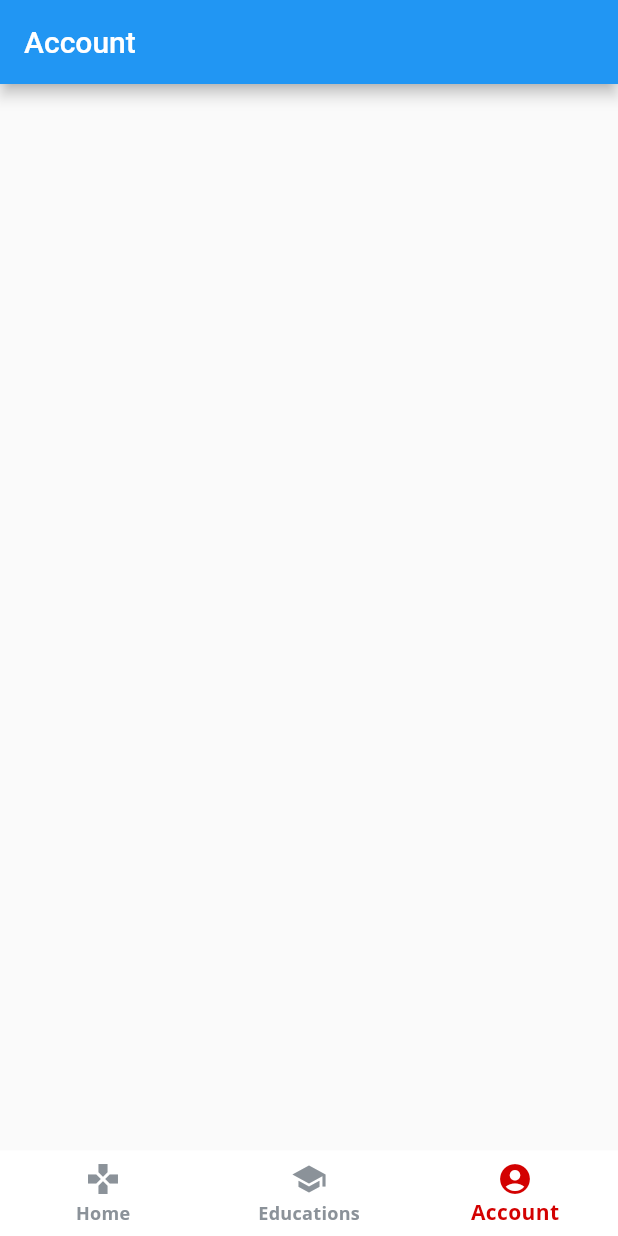
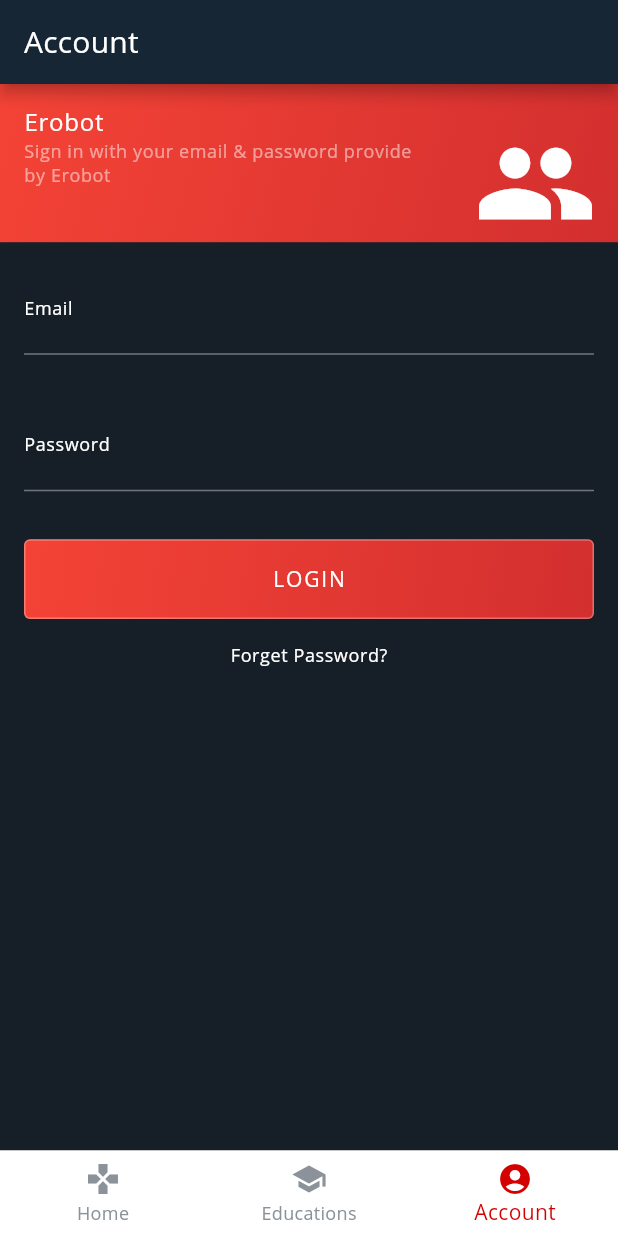
Before and after one commit to erobotkh/erobot_mobile, a Flutter app: the screen it shows after launch, item 3 of the bottom bar chosen, on a phone screen of 412 x 824 dp. Run offline on Flutter 3.47's test engine with Material 2 defaults, Android fonts, the phone set to English and light mode, and no system bars; our stand-ins replace easy_localization, hooks_riverpod, shared_preferences.

Commit message:
close #9 login page

```diff
--- a/lib/screens/accounts/account_screen.dart
+++ b/lib/screens/accounts/account_screen.dart
@@ -1,12 +1,49 @@
+import 'package:erobot/widgets/BottunLogin.dart';
+import 'package:erobot/widgets/Email.dart';
+import 'package:erobot/widgets/Erobot.dart';
+import 'package:erobot/widgets/ForgetPasword.dart';
+import 'package:erobot/widgets/Password.dart';
 import 'package:flutter/material.dart';
 
 class AccountScreen extends StatelessWidget {
   @override
   Widget build(BuildContext context) {
+    final _theme = Theme.of(context);
     return Scaffold(
-      appBar: AppBar(
-        title: Text('Account'),
+      backgroundColor: _theme.colorScheme.background,
+      appBar: _buildAppBar(_theme, context),
+      body: _buildBody(_theme, context),
+    );
+  }
+
+  _buildAppBar(ThemeData _theme, BuildContext context) {
+    return AppBar(
+      centerTitle: false,
+      backgroundColor: _theme.colorScheme.surface,
+      title: Text(
+        'Account',
+        style: _theme.textTheme.headline6,
       ),
     );
   }
+
+  _buildBody(ThemeData _theme, BuildContext context) {
+    return ListView(
+      children: [
+        Container(
+          child: Column(
+            children: [
+              Erobot(
+                  text: 'Sign in with your email & password provide by Erobot',
+                  name: 'Erobot'),
+              Email(text: 'test@gmail.com', name: 'Email'),
+              Password(text: '*******', name: 'Password'),
+              BottunLogin(name: 'LOGIN'),
+              ForgetPassword(name: 'Forget Password?'),
+            ],
+          ),
+        )
+      ],
+    );
+  }
 }
--- /dev/null
+++ b/lib/widgets/BottunLogin.dart
@@ -0,0 +1,32 @@
+import 'package:erobot/config/config_constant.dart';
+import 'package:erobot/constant/theme_constant.dart';
+import 'package:flutter/material.dart';
+
+class BottunLogin extends StatelessWidget {
+  final String name;
+
+  const BottunLogin({Key? key, required this.name}) : super(key: key);
+  @override
+  Widget build(BuildContext context) {
+    final _theme = Theme.of(context);
+    return Padding(
+      padding: const EdgeInsets.all(16),
+      child: AspectRatio(
+        aspectRatio: 343 / 48,
+        child: Container(
+          decoration: BoxDecoration(
+            gradient: ThemeConstant.redGradient,
+            border: Border.all(color: _theme.colorScheme.onPrimary.withOpacity(0.3)),
+            borderRadius: BorderRadius.circular(ConfigConstant.radius1),
+          ),
+          child: Center(
+            child: Text(
+              name,
+              style: _theme.textTheme.button,
+            ),
+          ),
+        ),
+      ),
+    );
+  }
+}
--- /dev/null
+++ b/lib/widgets/Email.dart
@@ -0,0 +1,25 @@
+import 'package:flutter/material.dart';
+
+class Email extends StatelessWidget {
+  final String text;
+  final String name;
+
+  const Email({Key? key, required this.text, required this.name})
+      : super(key: key);
+  @override
+  Widget build(BuildContext context) {
+    final _theme = Theme.of(context);
+    return Container(
+      padding: EdgeInsets.all(16),
+      child: TextField(
+        keyboardType: TextInputType.text,
+        decoration: InputDecoration(
+          // hintText: text,
+          hintStyle: _theme.textTheme.bodyText1,
+          labelText: name,
+          labelStyle: _theme.textTheme.caption,
+        ),
+      ),
+    );
+  }
+}
--- /dev/null
+++ b/lib/widgets/Erobot.dart
@@ -0,0 +1,53 @@
+import 'package:erobot/constant/theme_constant.dart';
+import 'package:flutter/material.dart';
+
+class Erobot extends StatelessWidget {
+  final String text;
+  final String name;
+
+  const Erobot({Key? key, required this.text, required this.name})
+      : super(key: key);
+  @override
+  Widget build(BuildContext context) {
+    final _theme = Theme.of(context);
+    return AspectRatio(
+      aspectRatio: 375 / 96,
+      child: Container(
+        decoration: BoxDecoration(
+          gradient: ThemeConstant.redGradient,
+        ),
+        child: Padding(
+          padding: const EdgeInsets.only(right: 40, top: 10),
+          child: Column(
+            children: [
+              ListTile(
+                  title: Text(
+                    name,
+                    style: _theme.textTheme.bodyText1,
+                  ),
+                  subtitle: Text(
+                    text,
+                    style: _theme.textTheme.caption?.copyWith(
+                      color: _theme.colorScheme.onPrimary.withOpacity(0.5),
+                    ),
+                  ),
+                  trailing: Stack(
+                    alignment: Alignment.bottomLeft,
+                    children: [
+                      IconButton(
+                        icon: Icon(
+                          Icons.people,
+                          color: _theme.colorScheme.onPrimary,
+                          size: 82,
+                        ),
+                        onPressed: () {},
+                      ),
+                    ],
+                  )),
+            ],
+          ),
+        ),
+      ),
+    );
+  }
+}
--- /dev/null
+++ b/lib/widgets/ForgetPasword.dart
@@ -0,0 +1,17 @@
+import 'package:flutter/material.dart';
+
+class ForgetPassword extends StatelessWidget {
+  final String name;
+
+  const ForgetPassword({Key? key, required this.name}) : super(key: key);
+  @override
+  Widget build(BuildContext context) {
+    final _theme = Theme.of(context);
+    return Center(
+      child: Text(
+        name,
+        style: _theme.textTheme.caption,
+      ),
+    );
+  }
+}
--- /dev/null
+++ b/lib/widgets/Password.dart
@@ -0,0 +1,28 @@
+import 'package:flutter/material.dart';
+
+class Password extends StatelessWidget {
+  final String text;
+  final String name;
+
+  const Password({Key? key, required this.text, required this.name})
+      : super(key: key);
+  @override
+  Widget build(BuildContext context) {
+    bool _hide = true;
+    final _theme = Theme.of(context);
+    return Container(
+      padding: EdgeInsets.all(16),
+      child: TextField(
+        obscureText: _hide,
+        autocorrect: true,
+        keyboardType: TextInputType.text,
+        decoration: InputDecoration(
+          // hintText: text,
+          hintStyle: _theme.textTheme.bodyText1,
+          labelText: name,
+          labelStyle: _theme.textTheme.caption,
+        ),
+      ),
+    );
+  }
+}
```
Also changed, not shown: pubspec.yaml (+9 -9 lines), pubspec.lock, 1 other file.
